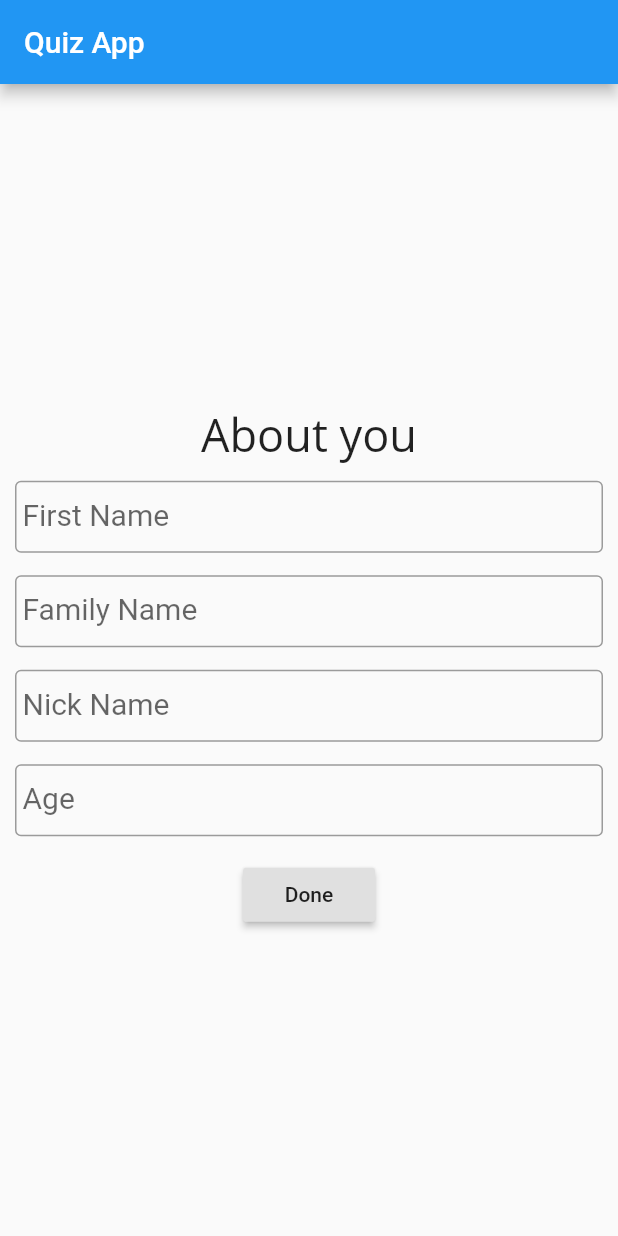
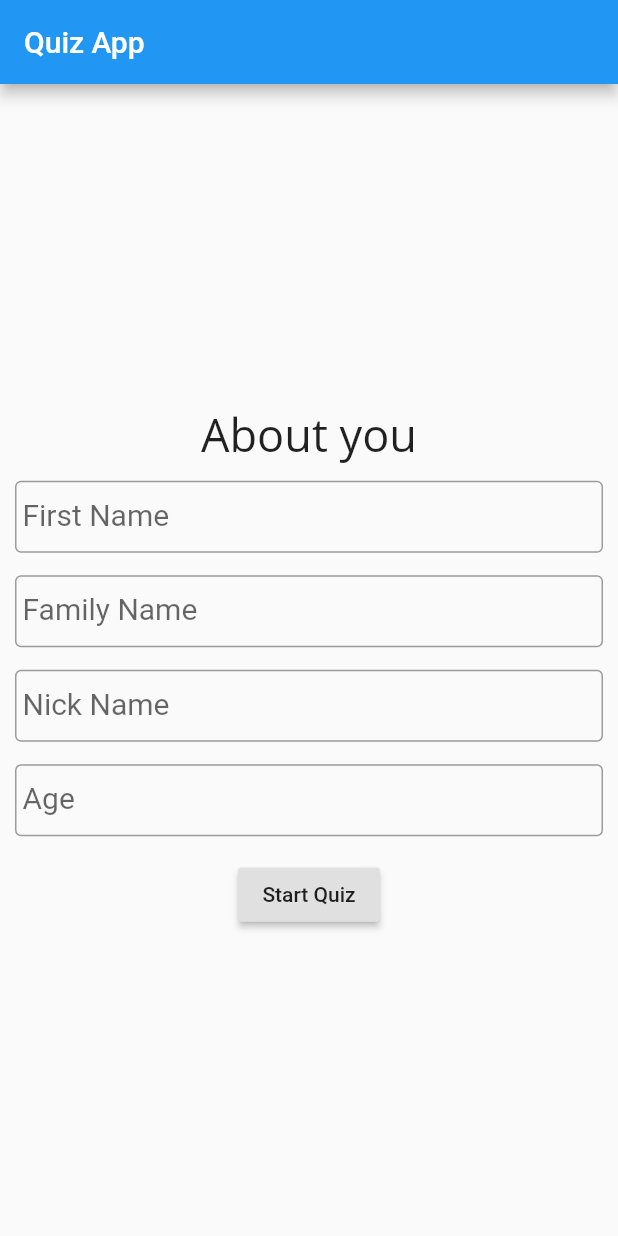
Before and after one commit to AjaySankar/assignment1, a Flutter app: the screen it shows after launch, on a phone screen of 412 x 824 dp. Run offline on Flutter 3.47's test engine with Material 2 defaults, Android fonts, the phone set to English and light mode, and no system bars; our stand-ins replace shared_preferences; Roboto replaces fonts that are missing (Open Sans).

Commit message:
Create seperate 'Start Quiz' and 'Save' buttons..

```diff
--- a/lib/main.dart
+++ b/lib/main.dart
@@ -240,6 +240,26 @@ class PersonalInformationFormState extends State<PersonalInformationForm> {
           Container(
             height: 15,
           ),
+          _score >= 0 ?
+          Container(
+            child: RaisedButton(
+              onPressed: () async {
+                final prefs = await SharedPreferences.getInstance();
+                prefs.setString('First Name', _firstName);
+                prefs.setString('Family Name', _familyName);
+                prefs.setString('Nick Name', _nickName);
+                prefs.setString('Age', _age);
+                FileHandler().writeFile(_scoreFile, '${_score}').then(
+                        (value) => Scaffold.of(context).showSnackBar(
+                            SnackBar(
+                                content: Text('Saved your details!')
+                            )
+                        )
+                );
+              },
+              child: Text('Save')
+            )
+          ) :
           Container(
               child: RaisedButton(
                   onPressed: () async {
@@ -247,26 +267,21 @@ class PersonalInformationFormState extends State<PersonalInformationForm> {
                     // otherwise.
                     if (_formKey.currentState.validate()) {
                       _formKey.currentState.save();
-                      final prefs = await SharedPreferences.getInstance();
-                      prefs.setString('First Name', _firstName);
-                      prefs.setString('Family Name', _familyName);
-                      prefs.setString('Nick Name', _nickName);
-                      prefs.setString('Age', _age);
                       final score = await Navigator.push(
                         context,
                         MaterialPageRoute(builder: (context) => QuizCard()),
                       );
-                      FileHandler().writeFile(_scoreFile, '$score');
                       setState(() {
                         _score = score;
                       });
                       print('Your score - ${score}');
                     }
                   },
-                  child: Text('Done')
+                  child: Text('Start Quiz')
               )
           ),
-          _score >= 0 ? Container(
+          _score >= 0 ?
+          Container(
             margin: const EdgeInsets.all(10.0),
             child: Text(
               'Your quiz score is ${_score}',
```
